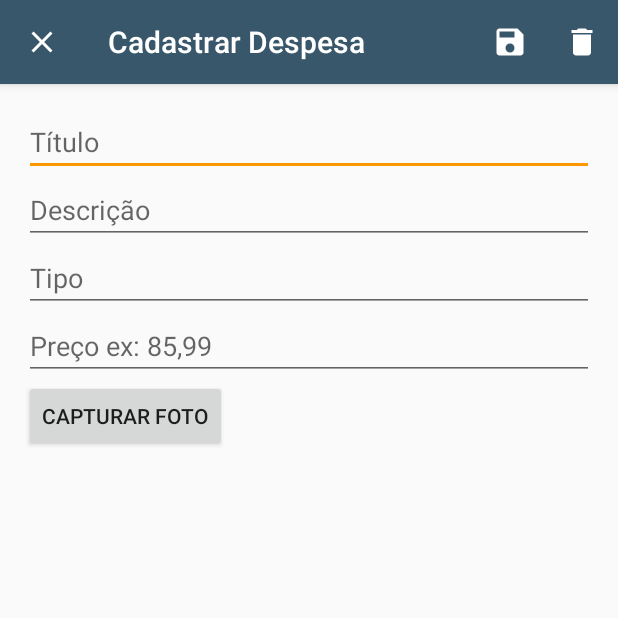
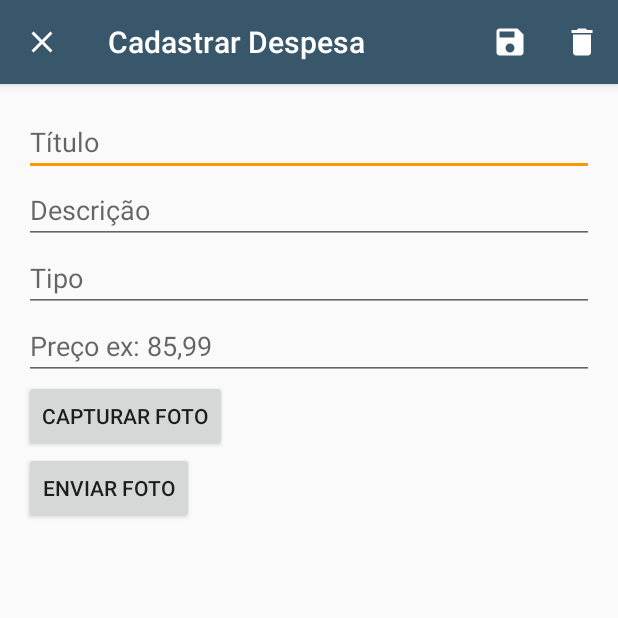
Before and after one commit to gildardmhn/DespesasAppAndroid, an Android app: the AddEditDespesaActivity screen opened directly, with no data from a screen before it, on a phone screen of 412 x 824 dp, the top half of it. Run offline under Robolectric (Android 15) with nearby library versions, the phone set to English and light mode, and no system bars.

```diff
--- a/app/build.gradle
+++ b/app/build.gradle
@@ -27,6 +27,7 @@ dependencies {
     implementation 'com.google.firebase:firebase-database:17.0.0'
     implementation 'com.google.firebase:firebase-core:16.0.9'
     implementation 'com.google.android.gms:play-services-maps:16.1.0'
+    implementation 'com.google.firebase:firebase-storage:16.0.4'
     annotationProcessor "android.arch.lifecycle:compiler:$lifecycle_version"
 
     implementation "androidx.room:room-runtime:$room_version"
--- a/app/src/main/java/com/codinginflow/despesas/Activity/AddEditDespesaActivity.java
+++ b/app/src/main/java/com/codinginflow/despesas/Activity/AddEditDespesaActivity.java
@@ -38,12 +38,19 @@ public class AddEditDespesaActivity extends AppCompatActivity {
     public static final String EXTRA_TIPO = "com.codinginflow.despesas.EXTRA_TIPO";
     public static final String EXTRA_PRECO = "com.codinginflow.despesas.EXTRA_PRECO";
 
+
+    private static final int PICK_IMAGE_REQUEST = 234;
+
     private EditText editTextTitulo;
     private EditText editTextDescricao;
     private EditText editTextTipo;
     private EditText editTextPreco;
 
+    // Camera e fb storage
     private Button buttonAnexo;
+    private Button buttonUpluoad;
+    private Uri filePath;
+
     private ImageView imageAnexo;
     private String pathToFile;
 
@@ -52,12 +59,13 @@ public class AddEditDespesaActivity extends AppCompatActivity {
         super.onCreate(savedInstanceState);
         setContentView(R.layout.activity_add_despesa);
 
-        editTextTitulo = findViewById(R.id.edit_text_titulo);
-        editTextDescricao = findViewById(R.id.edit_text_descricao);
-        editTextTipo = findViewById(R.id.edit_text_tipo);
-        editTextPreco = findViewById(R.id.edit_text_preco);
+        editTextTitulo = (EditText) findViewById(R.id.edit_text_titulo);
+        editTextDescricao = (EditText) findViewById(R.id.edit_text_descricao);
+        editTextTipo = (EditText) findViewById(R.id.edit_text_tipo);
+        editTextPreco = (EditText) findViewById(R.id.edit_text_preco);
 
-        buttonAnexo = findViewById(R.id.btn_anexo);
+        imageAnexo = (ImageView) findViewById(R.id.image_anexo);
+        buttonAnexo = (Button) findViewById(R.id.btn_anexo);
 
         if (Build.VERSION.SDK_INT >= 23) {
             requestPermissions(new String[]{Manifest.permission.CAMERA, Manifest.permission.WRITE_EXTERNAL_STORAGE}, 2);
@@ -95,6 +103,17 @@ public class AddEditDespesaActivity extends AppCompatActivity {
                 imageAnexo.setImageBitmap(bitmap);
             }
         }
+
+        if (requestCode == PICK_IMAGE_REQUEST && resultCode == RESULT_OK != null && data.getData() != null) {
+            filePath = data.getData();
+        }
+    }
+
+    private void showFileChooser() {
+        Intent intent = new Intent();
+        intent.setType("image/*");
+        intent.setAction(Intent.ACTION_GET_CONTENT);
+        startActivityForResult(Intent.createChooser(intent, "Selecione uma imagem"), PICK_IMAGE_REQUEST);
     }
 
     private void diparePictureAction() {
@@ -113,11 +132,11 @@ public class AddEditDespesaActivity extends AppCompatActivity {
     }
 
     private File createPhotoFile() {
-        String name = new SimpleDateFormat("ddMMyyyy").format(new Date());
+//      String name = new SimpleDateFormat("ddMMyyyy").format(new Date());
         File storageDir = Environment.getExternalStoragePublicDirectory(Environment.DIRECTORY_PICTURES);
         File image = null;
         try {
-            image = File.createTempFile(name, ".jpg", storageDir);
+            image = File.createTempFile(editTextTitulo.getText().toString().trim(), ".jpg", storageDir);
         } catch (IOException e) {
             System.out.println("Deu ruim ao salvar imagem...");
         }
--- a/app/src/main/res/layout/activity_add_despesa.xml
+++ b/app/src/main/res/layout/activity_add_despesa.xml
@@ -13,34 +13,40 @@
         android:layout_width="match_parent"
         android:layout_height="wrap_content"
         android:hint="Título"
-        android:inputType="text"/>
+        android:inputType="text" />
 
     <EditText
         android:id="@+id/edit_text_descricao"
         android:layout_width="match_parent"
         android:layout_height="wrap_content"
         android:hint="Descrição"
-        android:inputType="textMultiLine"/>
+        android:inputType="textMultiLine" />
 
     <EditText
         android:id="@+id/edit_text_tipo"
         android:layout_width="match_parent"
         android:layout_height="wrap_content"
         android:hint="Tipo"
-        android:inputType="text"/>
+        android:inputType="text" />
 
     <EditText
         android:id="@+id/edit_text_preco"
         android:layout_width="match_parent"
         android:layout_height="wrap_content"
         android:hint="Preço ex: 85,99"
-        android:inputType="text"/>
+        android:inputType="text" />
 
     <Button
         android:id="@+id/btn_anexo"
         android:layout_width="wrap_content"
         android:layout_height="wrap_content"
-        android:text="Capturar foto"/>
+        android:text="Capturar foto" />
+
+    <Button
+        android:id="@+id/btn_upluoad"
+        android:layout_width="wrap_content"
+        android:layout_height="wrap_content"
+        android:text="Enviar foto" />
 
     <ImageView
         android:id="@+id/image_anexo"
```
Also changed, not shown: 2 other files.
